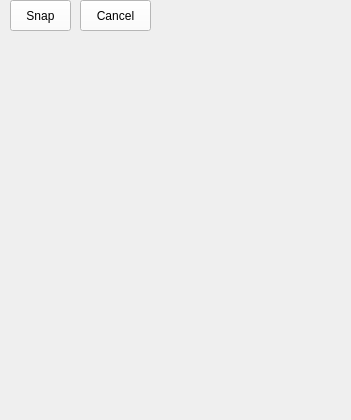
Old version of the form src/qt/forms/snapwidget.ui in the repository FeatherCoin/Feathercoin.
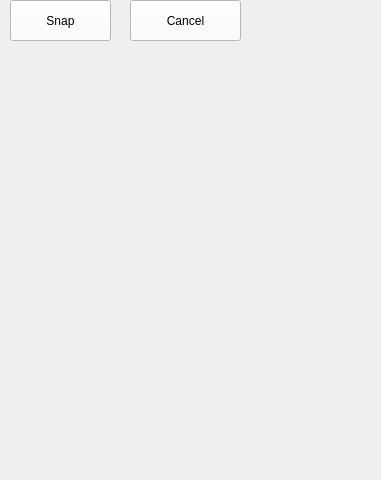
New version of the form. Icons and pictures are not drawn.

Commit message: Added snap.png from feathercoin.qrc file to snapwidget.ui

Patch:
```diff
--- a/src/qt/forms/snapwidget.ui
+++ b/src/qt/forms/snapwidget.ui
@@ -9,8 +9,8 @@
    <rect>
     <x>0</x>
     <y>0</y>
-    <width>351</width>
-    <height>420</height>
+    <width>381</width>
+    <height>480</height>
    </rect>
   </property>
   <property name="windowTitle">
@@ -22,10 +22,10 @@
   <widget class="QPushButton" name="cancelButton">
    <property name="geometry">
     <rect>
-     <x>80</x>
+     <x>130</x>
      <y>0</y>
-     <width>71</width>
-     <height>31</height>
+     <width>111</width>
+     <height>41</height>
     </rect>
    </property>
    <property name="palette">
@@ -458,8 +458,8 @@
     <rect>
      <x>10</x>
      <y>0</y>
-     <width>61</width>
-     <height>31</height>
+     <width>101</width>
+     <height>41</height>
     </rect>
    </property>
    <property name="palette">
```
Left out of the diff: 12 changed lines with no effect on the pictures.
